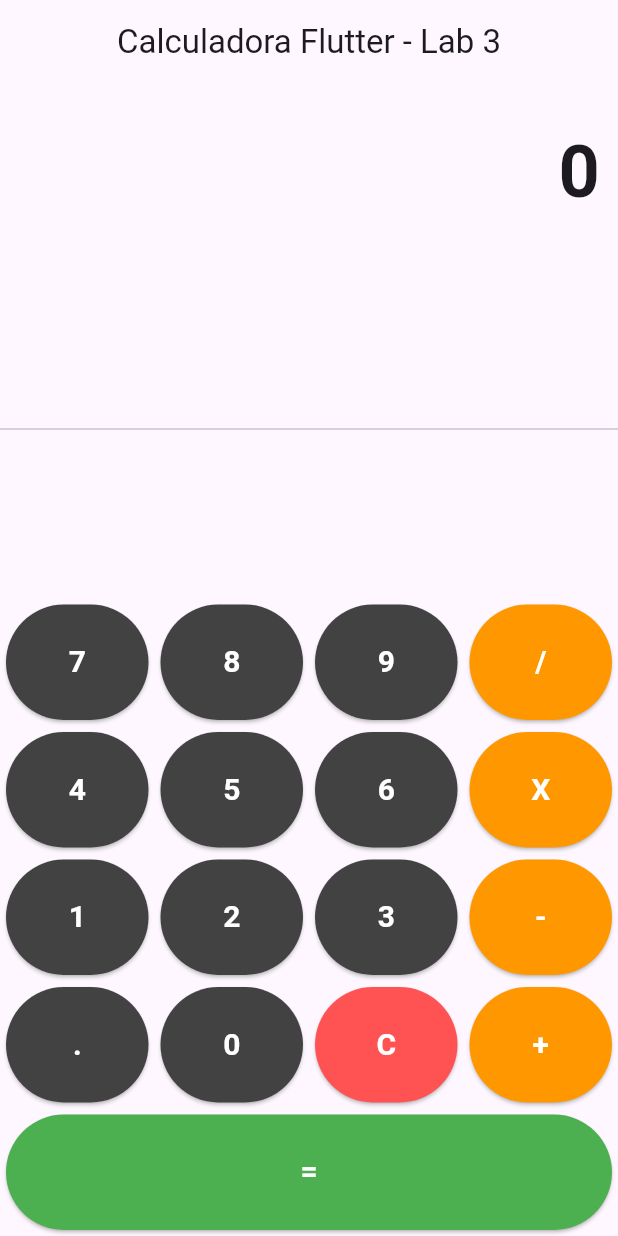
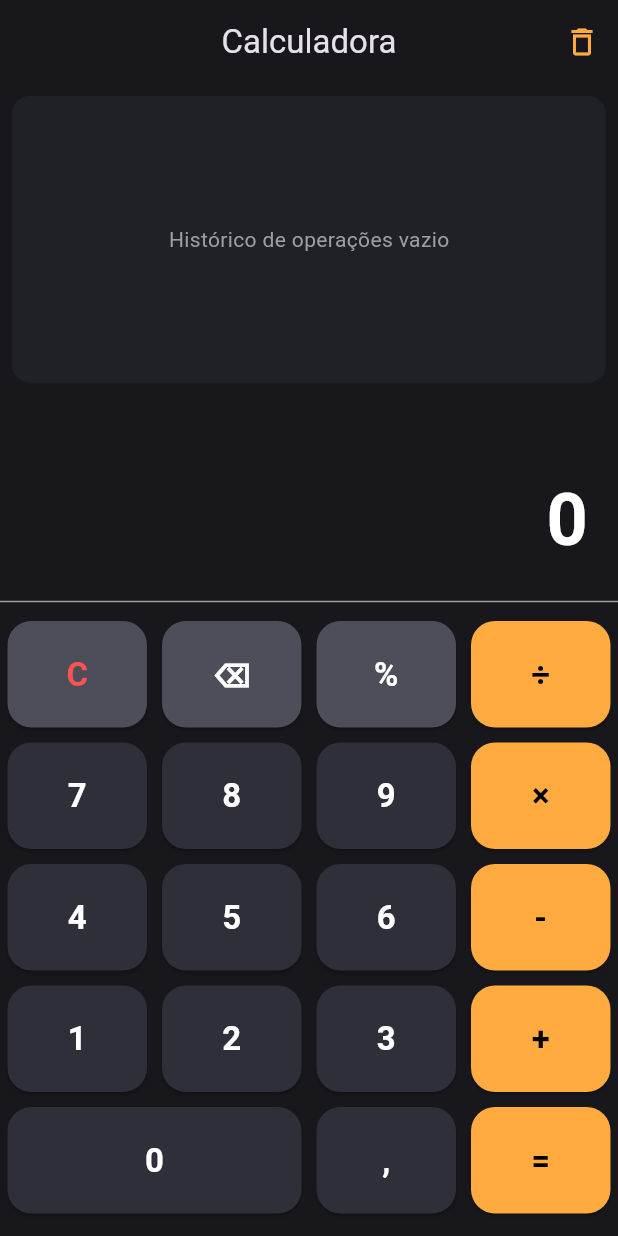
Before and after one commit to igoorpy/Flutter_app, a Flutter app: the screen it shows after launch, on a phone screen of 412 x 824 dp. Run offline on Flutter 3.47's test engine with Material 3 defaults, Android fonts, the phone set to English and light mode, and no system bars.

Commit message:
reformula interface da calculadora, adiciona expressao em tempo real, historico e README atualizado com GIF

```diff
--- a/lib/main.dart
+++ b/lib/main.dart
@@ -11,107 +11,172 @@ class CalculadoraApp extends StatelessWidget {
   Widget build(BuildContext context) {
     return MaterialApp(
       debugShowCheckedModeBanner: false,
-      title: 'Calculadora Lab 3',
-      theme: ThemeData(primarySwatch: Colors.blue),
-      home: const CalculadoraPage(),
+      title: 'Calculadora Interativa',
+      theme: ThemeData(
+        brightness: Brightness.dark,
+        scaffoldBackgroundColor: const Color(0xFF17171C),
+        useMaterial3: true,
+      ),
+      home: const CalculadoraScreen(),
     );
   }
 }
 
-class CalculadoraPage extends StatefulWidget {
-  const CalculadoraPage({super.key});
+class CalculadoraScreen extends StatefulWidget {
+  const CalculadoraScreen({super.key});
 
   @override
-  State<CalculadoraPage> createState() => _CalculadoraPageState();
+  State<CalculadoraScreen> createState() => _CalculadoraScreenState();
 }
 
-class _CalculadoraPageState extends State<CalculadoraPage> {
-  String _output = "0";
-  String _input = "";
-  double num1 = 0;
-  double num2 = 0;
-  String operand = "";
+class _CalculadoraScreenState extends State<CalculadoraScreen> {
+  String _display = '0';
+  String _expressaoEmAndamento = '';
+  double? _primeiroNumero;
+  String? _operador;
+  bool _novoNumero = true;
+  final List<String> _historico = [];
 
-  void buttonPressed(String buttonText) {
-    if (buttonText == "C") {
-      _input = "";
-      _output = "0";
-      num1 = 0;
-      num2 = 0;
-      operand = "";
-    } else if (buttonText == "+" ||
-        buttonText == "-" ||
-        buttonText == "/" ||
-        buttonText == "X") {
-      if (_input.isNotEmpty) {
-        num1 = double.parse(_input);
-      } else if (_output != "0") {
-        num1 = double.parse(_output);
+  void _onPressionarBotao(String texto) {
+    setState(() {
+      if (texto == 'C') {
+        _display = '0';
+        _expressaoEmAndamento = '';
+        _primeiroNumero = null;
+        _operador = null;
+        _novoNumero = true;
+      } else if (texto == '⌫') {
+        if (_display.length > 1) {
+          _display = _display.substring(0, _display.length - 1);
+        } else {
+          _display = '0';
+          _novoNumero = true;
         }
-      operand = buttonText;
-      _input = "";
-    } else if (buttonText == ".") {
-      if (!_input.contains(".")) {
-        if (_input.isEmpty) {
-          _input = "0.";
+      } else if (texto == '%') {
+        double valor = double.tryParse(_display.replaceAll(',', '.')) ?? 0;
+        valor = valor / 100;
+        _display = _formatarNumero(valor);
+      } else if (texto == '+' || texto == '-' || texto == '×' || texto == '÷') {
+        double valorAtual = double.tryParse(_display.replaceAll(',', '.')) ?? 0;
+
+        if (_primeiroNumero != null && _operador != null && !_novoNumero) {
+          _calcularResultadoParcial(valorAtual);
         } else {
-          _input = _input + buttonText;
+          _primeiroNumero = valorAtual;
+        }
+
+        _operador = texto;
+        _expressaoEmAndamento = '${_formatarNumero(_primeiroNumero!)} $texto ';
+        _novoNumero = true;
+      } else if (texto == '=') {
+        if (_primeiroNumero != null && _operador != null) {
+          double segundoNumero =
+              double.tryParse(_display.replaceAll(',', '.')) ?? 0;
+          double resultado = 0;
+
+          switch (_operador) {
+            case '+':
+              resultado = _primeiroNumero! + segundoNumero;
+              break;
+            case '-':
+              resultado = _primeiroNumero! - segundoNumero;
+              break;
+            case '×':
+              resultado = _primeiroNumero! * segundoNumero;
+              break;
+            case '÷':
+              resultado = segundoNumero != 0
+                  ? _primeiroNumero! / segundoNumero
+                  : 0;
+              break;
+          }
+
+          String num1Str = _formatarNumero(_primeiroNumero!);
+          String num2Str = _formatarNumero(segundoNumero);
+          String resStr = _formatarNumero(resultado);
+
+          String operacaoCompleta = '$num1Str $_operador $num2Str = $resStr';
+          _historico.insert(0, operacaoCompleta);
+
+          _expressaoEmAndamento = '$num1Str $_operador $num2Str =';
+          _display = resStr;
+          _primeiroNumero = null;
+          _operador = null;
+          _novoNumero = true;
+        }
+      } else {
+        if (_novoNumero) {
+          _display = texto == ',' ? '0,' : texto;
+          _novoNumero = false;
+        } else {
+          if (texto == ',' && _display.contains(',')) return;
+          _display += texto;
+        }
+
+        if (_operador != null && _primeiroNumero != null) {
+          _expressaoEmAndamento =
+              '${_formatarNumero(_primeiroNumero!)} $_operador $_display';
         }
       }
-      _output = _input;
-    } else if (buttonText == "=") {
-      if (_input.isNotEmpty && operand.isNotEmpty) {
-        num2 = double.parse(_input);
-
-        if (operand == "+") {
-          _output = (num1 + num2).toString();
-        }
-        if (operand == "-") {
-          _output = (num1 - num2).toString();
-        }
-        if (operand == "X") {
-          _output = (num1 * num2).toString();
-        }
-        if (operand == "/") {
-          _output = num2 != 0 ? (num1 / num2).toString() : "Erro";
+    });
   }
 
-        // Remove o .0 do final se for número inteiro
-        if (_output.endsWith(".0")) {
-          _output = _output.substring(0, _output.length - 2);
+  void _calcularResultadoParcial(double segundoNumero) {
+    double resultado = 0;
+    switch (_operador) {
+      case '+':
+        resultado = _primeiroNumero! + segundoNumero;
+        break;
+      case '-':
+        resultado = _primeiroNumero! - segundoNumero;
+        break;
+      case '×':
+        resultado = _primeiroNumero! * segundoNumero;
+        break;
+      case '÷':
+        resultado = segundoNumero != 0 ? _primeiroNumero! / segundoNumero : 0;
+        break;
+    }
+    _primeiroNumero = resultado;
+    _display = _formatarNumero(resultado);
   }
 
-        num1 = 0;
-        num2 = 0;
-        operand = "";
-        _input = "";
+  String _formatarNumero(double valor) {
+    if (valor % 1 == 0) {
+      return valor.toInt().toString();
     }
-    } else {
-      if (_input == "0") {
-        _input = buttonText;
-      } else {
-        _input = _input + buttonText;
-      }
-      _output = _input;
+    return valor.toStringAsFixed(2).replaceAll('.', ',');
   }
 
-    setState(() {});
+  void _limparHistorico() {
+    setState(() {
+      _historico.clear();
+    });
   }
 
-  Widget buildButton(String buttonText, Color color) {
+  Widget _criarBotao(
+    String texto, {
+    Color? corFundo,
+    Color? corTexto,
+    int flex = 1,
+  }) {
     return Expanded(
-      child: Container(
-        margin: const EdgeInsets.all(4.0),
+      flex: flex,
+      child: Padding(
+        padding: const EdgeInsets.all(5.0),
         child: ElevatedButton(
           style: ElevatedButton.styleFrom(
-            padding: const EdgeInsets.all(24.0),
-            backgroundColor: color,
-            foregroundColor: Colors.white,
+            backgroundColor: corFundo ?? const Color(0xFF2E2F38),
+            foregroundColor: corTexto ?? Colors.white,
+            padding: const EdgeInsets.symmetric(vertical: 20),
+            shape: RoundedRectangleBorder(
+              borderRadius: BorderRadius.circular(16),
             ),
-          onPressed: () => buttonPressed(buttonText),
+          ),
+          onPressed: () => _onPressionarBotao(texto),
           child: Text(
-            buttonText,
-            style: const TextStyle(fontSize: 20.0, fontWeight: FontWeight.bold),
+            texto,
+            style: const TextStyle(fontSize: 22, fontWeight: FontWeight.bold),
           ),
         ),
       ),
@@ -122,63 +187,162 @@ class _CalculadoraPageState extends State<CalculadoraPage> {
   Widget build(BuildContext context) {
     return Scaffold(
       appBar: AppBar(
-        title: const Text('Calculadora Flutter - Lab 3'),
+        title: const Text('Calculadora'),
         centerTitle: true,
+        backgroundColor: const Color(0xFF17171C),
+        actions: [
+          IconButton(
+            tooltip: 'Limpar Histórico',
+            icon: const Icon(Icons.delete_outline, color: Colors.orangeAccent),
+            onPressed: _limparHistorico,
+          ),
+        ],
       ),
       body: Column(
-        children: <Widget>[
-          Container(
-            alignment: Alignment.centerRight,
-            padding: const EdgeInsets.symmetric(
-              vertical: 24.0,
-              horizontal: 12.0,
+        children: [
+          // Painel do Histórico
+          Expanded(
+            flex: 2,
+            child: Container(
+              margin: const EdgeInsets.all(8),
+              padding: const EdgeInsets.all(8),
+              decoration: BoxDecoration(
+                color: const Color(0xFF2E2F38).withOpacity(0.4),
+                borderRadius: BorderRadius.circular(12),
               ),
+              child: _historico.isEmpty
+                  ? const Center(
                       child: Text(
-              _output,
+                        'Histórico de operações vazio',
+                        style: TextStyle(color: Colors.grey, fontSize: 14),
+                      ),
+                    )
+                  : ListView.builder(
+                      itemCount: _historico.length,
+                      itemBuilder: (context, index) {
+                        return Padding(
+                          padding: const EdgeInsets.symmetric(vertical: 2.0),
+                          child: Text(
+                            _historico[index],
+                            textAlign: TextAlign.right,
                             style: const TextStyle(
-                fontSize: 48.0,
-                fontWeight: FontWeight.bold,
+                              color: Colors.orangeAccent,
+                              fontSize: 16,
+                            ),
+                          ),
+                        );
+                      },
                     ),
             ),
           ),
-          const Expanded(child: Divider()),
+
+          // Visor da Operação e Resultado
+          Container(
+            padding: const EdgeInsets.symmetric(horizontal: 20, vertical: 12),
+            alignment: Alignment.bottomRight,
+            child: Column(
+              crossAxisAlignment: CrossAxisAlignment.end,
+              children: [
+                Text(
+                  _expressaoEmAndamento.isEmpty ? ' ' : _expressaoEmAndamento,
+                  style: const TextStyle(
+                    fontSize: 22,
+                    color: Colors.orangeAccent,
+                    fontWeight: FontWeight.w500,
+                  ),
+                ),
+                const SizedBox(height: 6),
+                Text(
+                  _display,
+                  style: const TextStyle(
+                    fontSize: 48,
+                    fontWeight: FontWeight.bold,
+                    color: Colors.white,
+                  ),
+                ),
+              ],
+            ),
+          ),
+
+          const Divider(color: Colors.grey),
+
+          // Teclado da Calculadora (Grade Uniforme 4x5)
           Column(
             children: [
               Row(
                 children: [
-                  buildButton("7", Colors.grey[800]!),
-                  buildButton("8", Colors.grey[800]!),
-                  buildButton("9", Colors.grey[800]!),
-                  buildButton("/", Colors.orange),
+                  _criarBotao(
+                    'C',
+                    corFundo: const Color(0xFF4E4E5A),
+                    corTexto: Colors.redAccent,
+                  ),
+                  _criarBotao(
+                    '⌫',
+                    corFundo: const Color(0xFF4E4E5A),
+                    corTexto: Colors.white,
+                  ),
+                  _criarBotao(
+                    '%',
+                    corFundo: const Color(0xFF4E4E5A),
+                    corTexto: Colors.white,
+                  ),
+                  _criarBotao(
+                    '÷',
+                    corFundo: Colors.orangeAccent,
+                    corTexto: Colors.black,
+                  ),
                 ],
               ),
               Row(
                 children: [
-                  buildButton("4", Colors.grey[800]!),
-                  buildButton("5", Colors.grey[800]!),
-                  buildButton("6", Colors.grey[800]!),
-                  buildButton("X", Colors.orange),
+                  _criarBotao('7'),
+                  _criarBotao('8'),
+                  _criarBotao('9'),
+                  _criarBotao(
+                    '×',
+                    corFundo: Colors.orangeAccent,
+                    corTexto: Colors.black,
+                  ),
                 ],
               ),
               Row(
                 children: [
-                  buildButton("1", Colors.grey[800]!),
-                  buildButton("2", Colors.grey[800]!),
-                  buildButton("3", Colors.grey[800]!),
-                  buildButton("-", Colors.orange),
+                  _criarBotao('4'),
+                  _criarBotao('5'),
+                  _criarBotao('6'),
+                  _criarBotao(
+                    '-',
+                    corFundo: Colors.orangeAccent,
+                    corTexto: Colors.black,
+                  ),
                 ],
               ),
               Row(
                 children: [
-                  buildButton(".", Colors.grey[800]!),
-                  buildButton("0", Colors.grey[800]!),
-                  buildButton("C", Colors.redAccent),
-                  buildButton("+", Colors.orange),
+                  _criarBotao('1'),
+                  _criarBotao('2'),
+                  _criarBotao('3'),
+                  _criarBotao(
+                    '+',
+                    corFundo: Colors.orangeAccent,
+                    corTexto: Colors.black,
+                  ),
                 ],
               ),
-              Row(children: [buildButton("=", Colors.green)]),
+              Row(
+                children: [
+                  _criarBotao('0', flex: 2),
+                  _criarBotao(','),
+                  _criarBotao(
+                    '=',
+                    corFundo: Colors.orangeAccent,
+                    corTexto: Colors.black,
+                  ),
                 ],
               ),
+            ],
+          ),
+          const SizedBox(height: 10),
         ],
       ),
     );
```
Also changed, not shown: png/Calculadora.gif (added), 2 other files. Lines whose indentation alone changed are shown as unchanged.
